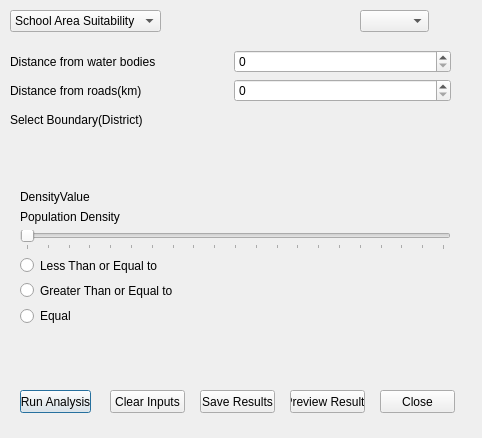
bsc-com-29-19/suitability_analyser_plugin, file suitability_analyser_dialog_base.ui: the form before one commit.
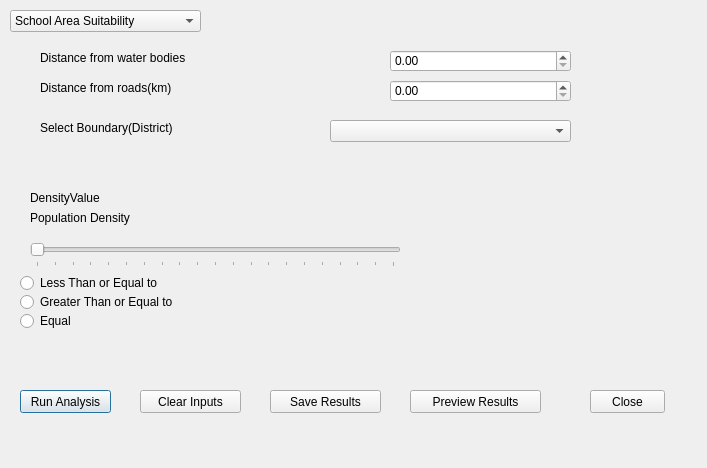
The form after the commit.

Patch:
```diff
--- a/suitability_analyser_dialog_base.ui
+++ b/suitability_analyser_dialog_base.ui
@@ -6,8 +6,8 @@
    <rect>
     <x>0</x>
     <y>0</y>
-    <width>482</width>
-    <height>438</height>
+    <width>707</width>
+    <height>468</height>
    </rect>
   </property>
   <property name="windowTitle">
@@ -18,7 +18,7 @@
     <rect>
      <x>10</x>
      <y>10</y>
-     <width>151</width>
+     <width>191</width>
      <height>22</height>
     </rect>
    </property>
@@ -44,9 +44,9 @@
   <widget class="QComboBox" name="comboBoxBoundary">
    <property name="geometry">
     <rect>
-     <x>360</x>
-     <y>10</y>
-     <width>69</width>
+     <x>330</x>
+     <y>120</y>
+     <width>241</width>
      <height>22</height>
     </rect>
    </property>
@@ -56,7 +56,7 @@
     <rect>
      <x>20</x>
      <y>390</y>
-     <width>71</width>
+     <width>91</width>
      <height>23</height>
     </rect>
    </property>
@@ -67,9 +67,9 @@
   <widget class="QPushButton" name="buttonClearInputs">
    <property name="geometry">
     <rect>
-     <x>110</x>
+     <x>140</x>
      <y>390</y>
-     <width>75</width>
+     <width>101</width>
      <height>23</height>
     </rect>
    </property>
@@ -80,9 +80,9 @@
   <widget class="QPushButton" name="buttoSaveResults">
    <property name="geometry">
     <rect>
-     <x>200</x>
+     <x>270</x>
      <y>390</y>
-     <width>75</width>
+     <width>111</width>
      <height>23</height>
     </rect>
    </property>
@@ -93,9 +93,9 @@
   <widget class="QPushButton" name="buttonPreviewResults">
    <property name="geometry">
     <rect>
-     <x>290</x>
+     <x>410</x>
      <y>390</y>
-     <width>75</width>
+     <width>131</width>
      <height>23</height>
     </rect>
    </property>
@@ -106,7 +106,7 @@
   <widget class="QPushButton" name="buttonClose">
    <property name="geometry">
     <rect>
-     <x>380</x>
+     <x>590</x>
      <y>390</y>
      <width>75</width>
      <height>23</height>
@@ -116,53 +116,126 @@
     <string>Close</string>
    </property>
   </widget>
-  <widget class="QWidget" name="layoutWidget">
+  <widget class="QDoubleSpinBox" name="doubleSpinBox">
    <property name="geometry">
     <rect>
-     <x>20</x>
-     <y>190</y>
-     <width>431</width>
-     <height>136</height>
+     <x>390</x>
+     <y>50</y>
+     <width>181</width>
+     <height>22</height>
     </rect>
    </property>
-   <layout class="QGridLayout" name="gridLayout_3">
-    <item row="5" column="0">
+  </widget>
+  <widget class="QDoubleSpinBox" name="doubleSpinBox_2">
+   <property name="geometry">
+    <rect>
+     <x>390</x>
+     <y>80</y>
+     <width>181</width>
+     <height>22</height>
+    </rect>
+   </property>
+  </widget>
+  <widget class="QLabel" name="label_2">
+   <property name="geometry">
+    <rect>
+     <x>40</x>
+     <y>50</y>
+     <width>164</width>
+     <height>16</height>
+    </rect>
+   </property>
+   <property name="text">
+    <string>Distance from water bodies</string>
+   </property>
+  </widget>
+  <widget class="QLabel" name="labelRoads">
+   <property name="geometry">
+    <rect>
+     <x>40</x>
+     <y>80</y>
+     <width>149</width>
+     <height>16</height>
+    </rect>
+   </property>
+   <property name="text">
+    <string>Distance from roads(km)</string>
+   </property>
+  </widget>
+  <widget class="QLabel" name="labelBoundary">
+   <property name="geometry">
+    <rect>
+     <x>40</x>
+     <y>120</y>
+     <width>152</width>
+     <height>16</height>
+    </rect>
+   </property>
+   <property name="text">
+    <string>Select Boundary(District)</string>
+   </property>
+  </widget>
      <widget class="QRadioButton" name="radioButtonGreater_2">
+   <property name="geometry">
+    <rect>
+     <x>20</x>
+     <y>292</y>
+     <width>171</width>
+     <height>20</height>
+    </rect>
+   </property>
       <property name="text">
        <string>Greater Than or Equal to</string>
       </property>
      </widget>
-    </item>
-    <item row="3" column="0">
      <widget class="QRadioButton" name="radioButtonLess_2">
+   <property name="geometry">
+    <rect>
+     <x>20</x>
+     <y>273</y>
+     <width>154</width>
+     <height>20</height>
+    </rect>
+   </property>
       <property name="text">
        <string>Less Than or Equal to</string>
       </property>
      </widget>
-    </item>
-    <item row="0" column="0">
-     <widget class="QLabel" name="labelDensityValue_2">
-      <property name="text">
-       <string>DensityValue</string>
-      </property>
-     </widget>
-    </item>
-    <item row="6" column="0">
      <widget class="QRadioButton" name="radioButtonEqual_2">
+   <property name="geometry">
+    <rect>
+     <x>20</x>
+     <y>311</y>
+     <width>58</width>
+     <height>20</height>
+    </rect>
+   </property>
       <property name="text">
        <string>Equal</string>
       </property>
      </widget>
-    </item>
-    <item row="1" column="0">
-     <widget class="QLabel" name="labelPopulationDensity_2">
+  <widget class="QLabel" name="labelDensityValue_2">
+   <property name="geometry">
+    <rect>
+     <x>30</x>
+     <y>190</y>
+     <width>78</width>
+     <height>16</height>
+    </rect>
+   </property>
       <property name="text">
-       <string>Population Density</string>
-      </property>
-     </widget>
-    </item>
-    <item row="2" column="0">
+    <string>DensityValue</string>
+   </property>
+  </widget>
      <widget class="QSlider" name="sliderDensity_3">
+   <property name="geometry">
+    <rect>
+     <x>30</x>
+     <y>240</y>
+     <width>371</width>
+     <height>27</height>
+    </rect>
+   </property>
       <property name="maximum">
        <number>100</number>
       </property>
@@ -176,55 +249,18 @@
        <number>5</number>
       </property>
      </widget>
-    </item>
-   </layout>
-  </widget>
-  <widget class="QWidget" name="layoutWidget">
+  <widget class="QLabel" name="labelPopulationDensity_2">
    <property name="geometry">
     <rect>
-     <x>10</x>
-     <y>50</y>
-     <width>441</width>
-     <height>81</height>
+     <x>30</x>
+     <y>210</y>
+     <width>112</width>
+     <height>16</height>
     </rect>
    </property>
-   <layout class="QGridLayout" name="gridLayout_2">
-    <item row="2" column="0">
-     <widget class="QLabel" name="label_2">
       <property name="text">
-       <string>Distance from water bodies</string>
-      </property>
-     </widget>
-    </item>
-    <item row="2" column="1">
-     <widget class="QSpinBox" name="spinBoxWaterBodies">
-      <property name="maximum">
-       <number>1000</number>
-      </property>
-     </widget>
-    </item>
-    <item row="3" column="0">
-     <widget class="QLabel" name="labelRoads">
-      <property name="text">
-       <string>Distance from roads(km)</string>
-      </property>
-     </widget>
-    </item>
-    <item row="3" column="1">
-     <widget class="QSpinBox" name="spinBoxRoads">
-      <property name="maximum">
-       <number>1000</number>
-      </property>
-     </widget>
-    </item>
-    <item row="4" column="0">
-     <widget class="QLabel" name="labelBoundary">
-      <property name="text">
-       <string>Select Boundary(District)</string>
-      </property>
-     </widget>
-    </item>
-   </layout>
+    <string>Population Density</string>
+   </property>
   </widget>
  </widget>
  <resources/>
```
Lines whose indentation alone changed are shown as unchanged.
